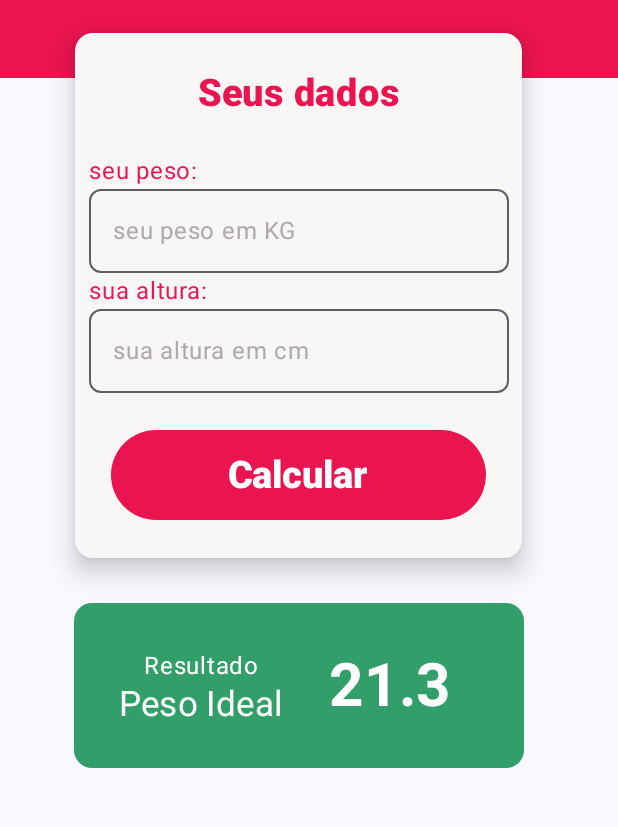
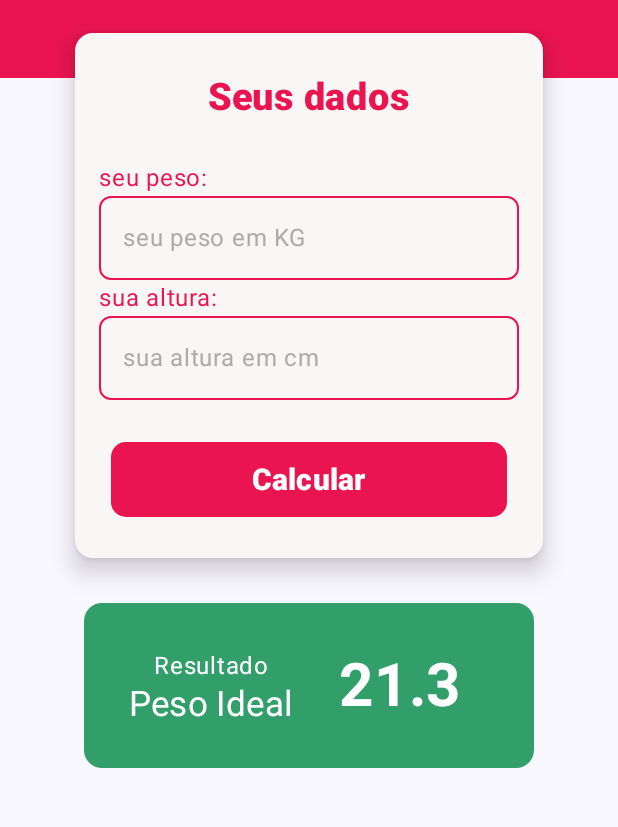
Before and after one commit to jeca16/calculadora_imc_kotlin, an Android app built with Jetpack Compose: the screen it shows after launch (MainActivity), on a phone screen of 412 x 824 dp, the part 282-1109 px from its top. Run offline under Robolectric (Android 15) with nearby library versions, the phone set to English and light mode, and no system bars.

Commit message:
desing finalizado

```diff
--- a/app/src/main/java/br/senai/sp/jandira/calculadora_imc/MainActivity.kt
+++ b/app/src/main/java/br/senai/sp/jandira/calculadora_imc/MainActivity.kt
@@ -121,7 +121,7 @@ fun Greeting() {
                                 )
                             },
                             shape = RoundedCornerShape(8.dp),
-                            colors = OutlinedTextFieldDefaults.colors(focusedBorderColor = Color(0xFFAFA9A9))
+                            colors = OutlinedTextFieldDefaults.colors(unfocusedBorderColor = Color(0xFFEA1450))
                             )
 
                         Text(text = "sua altura:",
@@ -136,7 +136,7 @@ fun Greeting() {
                                 )
                             },
                             shape = RoundedCornerShape(8.dp),
-                            colors = OutlinedTextFieldDefaults.colors(focusedBorderColor = Color(0xFFAFA9A9)
+                            colors = OutlinedTextFieldDefaults.colors(unfocusedBorderColor = Color(0xFFEA1450)
                                 )
                             )
                     }
@@ -145,11 +145,13 @@ fun Greeting() {
                     Button(onClick = { /*TODO*/ },
                         modifier = Modifier
                             .padding(horizontal = 24.dp)
-                            .width(250.dp)
-                            .height(60.dp),
-                        colors = ButtonDefaults.buttonColors(Color(0xFFEA1450))) {
+                            .width(300.dp)
+                            .height(50.dp),
+                        colors = ButtonDefaults.buttonColors(Color(0xFFEA1450)),
+                        shape = RoundedCornerShape(10.dp)
+                    ) {
                         Text(text = "Calcular",
-                            fontSize = 25.sp,
+                            fontSize = 20.sp,
                             fontWeight = FontWeight.Black)
                     }
 
```
